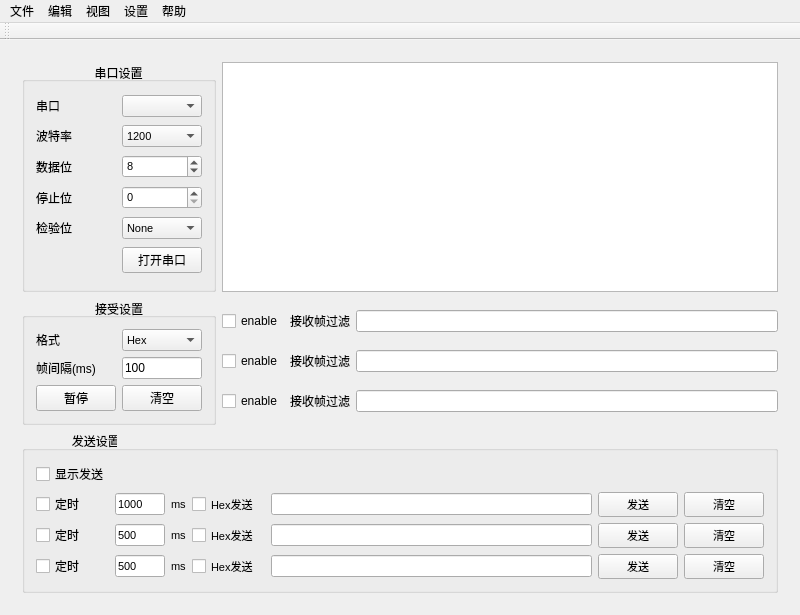
Above: SerialHelper/mainwindow.ui from JonahKing/SerialHelper-QT before the change. Below: the same form after it.
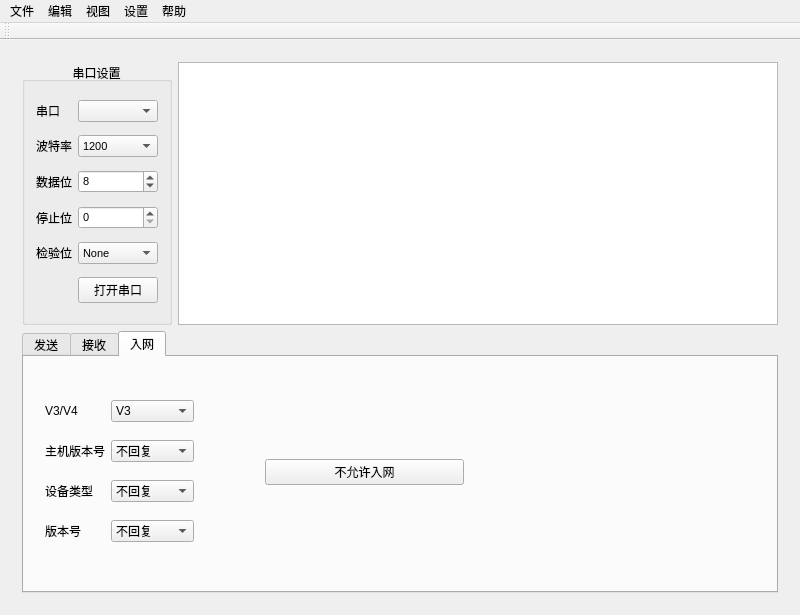
That is the form after the change. Icons and pictures are not drawn.

Commit message: 使用tab widget 进行显示发送接受设置,可以实现入网自动回复功能

What changed in the file:
```diff
--- a/SerialHelper/mainwindow.ui
+++ b/SerialHelper/mainwindow.ui
@@ -41,10 +41,29 @@
       <property name="focusPolicy">
        <enum>Qt::StrongFocus</enum>
       </property>
-      <layout class="QGridLayout" name="gridLayout_4" columnstretch="1,4" columnminimumwidth="1,4">
+      <layout class="QGridLayout" name="gridLayout_4" columnstretch="0,0">
        <property name="sizeConstraint">
         <enum>QLayout::SetDefaultConstraint</enum>
        </property>
+       <item row="0" column="1">
+        <widget class="QTextBrowser" name="ReceiveDataBrowser">
+         <property name="enabled">
+          <bool>true</bool>
+         </property>
+         <property name="font">
+          <font>
+           <pointsize>8</pointsize>
+          </font>
+         </property>
+         <property name="html">
+          <string>&lt;!DOCTYPE HTML PUBLIC &quot;-//W3C//DTD HTML 4.0//EN&quot; &quot;http://www.w3.org/TR/REC-html40/strict.dtd&quot;&gt;
+&lt;html&gt;&lt;head&gt;&lt;meta name=&quot;qrichtext&quot; content=&quot;1&quot; /&gt;&lt;style type=&quot;text/css&quot;&gt;
+p, li { white-space: pre-wrap; }
+&lt;/style&gt;&lt;/head&gt;&lt;body style=&quot; font-family:'Ubuntu'; font-size:8pt; font-weight:400; font-style:normal;&quot;&gt;
+&lt;p style=&quot;-qt-paragraph-type:empty; margin-top:0px; margin-bottom:0px; margin-left:0px; margin-right:0px; -qt-block-indent:0; text-indent:0px; font-family:'Sans Serif'; font-size:9pt;&quot;&gt;&lt;br /&gt;&lt;/p&gt;&lt;/body&gt;&lt;/html&gt;</string>
+         </property>
+        </widget>
+       </item>
        <item row="0" column="0">
         <widget class="QGroupBox" name="SerialSettingGroup">
          <property name="title">
@@ -262,100 +281,24 @@
          </layout>
         </widget>
        </item>
-       <item row="1" column="0">
-        <widget class="QGroupBox" name="ReceiveSettingGroup_2">
-         <property name="title">
-          <string>接受设置</string>
+       <item row="1" column="0" colspan="2">
+        <widget class="QTabWidget" name="tabWidget">
+         <property name="currentIndex">
+          <number>2</number>
          </property>
-         <property name="alignment">
-          <set>Qt::AlignCenter</set>
-         </property>
-         <layout class="QGridLayout" name="gridLayout_3">
-          <item row="1" column="2">
-           <widget class="QLineEdit" name="FrameDuration">
-            <property name="layoutDirection">
-             <enum>Qt::RightToLeft</enum>
-            </property>
-            <property name="text">
-             <string>100</string>
-            </property>
-           </widget>
-          </item>
-          <item row="1" column="1">
-           <widget class="QLabel" name="FrameDurationLable">
-            <property name="font">
-             <font>
-              <pointsize>9</pointsize>
-             </font>
-            </property>
-            <property name="text">
-             <string>帧间隔(ms)</string>
-            </property>
-           </widget>
-          </item>
-          <item row="2" column="2">
-           <widget class="QPushButton" name="ReceiveDataClearButton">
-            <property name="enabled">
-             <bool>true</bool>
-            </property>
-            <property name="font">
-             <font>
-              <pointsize>9</pointsize>
-             </font>
-            </property>
-            <property name="text">
-             <string>清空</string>
-            </property>
-           </widget>
-          </item>
-          <item row="0" column="2">
-           <widget class="QComboBox" name="ReceiveFormat">
-            <property name="font">
-             <font>
-              <pointsize>8</pointsize>
-             </font>
-            </property>
-            <item>
-             <property name="text">
-              <string>Hex</string>
-             </property>
-            </item>
-            <item>
-             <property name="text">
-              <string>ASCII</string>
-             </property>
-            </item>
-           </widget>
-          </item>
-          <item row="0" column="1">
-           <widget class="QLabel" name="ReceiveFormatLable">
-            <property name="font">
-             <font>
-              <pointsize>9</pointsize>
-             </font>
-            </property>
-            <property name="text">
-             <string>格式</string>
-            </property>
-           </widget>
-          </item>
-          <item row="2" column="1">
-           <widget class="QPushButton" name="REceiveStopButton">
-            <property name="font">
-             <font>
-              <pointsize>9</pointsize>
-             </font>
-            </property>
-            <property name="text">
-             <string>暂停</string>
-            </property>
-           </widget>
-          </item>
-         </layout>
-        </widget>
-       </item>
-       <item row="2" column="0" colspan="2">
+         <widget class="QWidget" name="tab">
+          <attribute name="title">
+           <string>发送</string>
+          </attribute>
         <widget class="QGroupBox" name="SendSettingGroup">
+           <property name="geometry">
+            <rect>
+             <x>0</x>
+             <y>-20</y>
+             <width>761</width>
+             <height>231</height>
+            </rect>
+           </property>
          <property name="sizePolicy">
           <sizepolicy hsizetype="Minimum" vsizetype="Preferred">
            <horstretch>0</horstretch>
@@ -363,7 +306,7 @@
           </sizepolicy>
          </property>
          <property name="title">
-          <string>               发送设置</string>
+            <string/>
          </property>
          <layout class="QGridLayout" name="gridLayout">
           <item row="2" column="7">
@@ -580,7 +523,7 @@
           <item row="0" column="0">
            <widget class="QCheckBox" name="SendDataDisplay">
             <property name="text">
-             <string>显示发送</string>
+               <string>不显示发送</string>
             </property>
            </widget>
           </item>
@@ -622,9 +565,75 @@
           </item>
          </layout>
         </widget>
-       </item>
-       <item row="0" column="1">
-        <widget class="QTextBrowser" name="ReceiveDataBrowser">
+         </widget>
+         <widget class="QWidget" name="tab_2">
+          <attribute name="title">
+           <string>接收</string>
+          </attribute>
+          <widget class="QGroupBox" name="ReceiveSettingGroup_2">
+           <property name="geometry">
+            <rect>
+             <x>0</x>
+             <y>-40</y>
+             <width>151</width>
+             <height>261</height>
+            </rect>
+           </property>
+           <property name="title">
+            <string/>
+           </property>
+           <property name="alignment">
+            <set>Qt::AlignCenter</set>
+           </property>
+           <layout class="QGridLayout" name="gridLayout_3">
+            <property name="topMargin">
+             <number>30</number>
+            </property>
+            <property name="bottomMargin">
+             <number>9</number>
+            </property>
+            <property name="horizontalSpacing">
+             <number>4</number>
+            </property>
+            <property name="verticalSpacing">
+             <number>10</number>
+            </property>
+            <item row="2" column="1">
+             <widget class="QPushButton" name="REceiveStopButton">
+              <property name="font">
+               <font>
+                <pointsize>9</pointsize>
+               </font>
+              </property>
+              <property name="text">
+               <string>暂停</string>
+              </property>
+             </widget>
+            </item>
+            <item row="1" column="1">
+             <widget class="QLabel" name="FrameDurationLable">
+              <property name="font">
+               <font>
+                <pointsize>9</pointsize>
+               </font>
+              </property>
+              <property name="text">
+               <string>帧间隔(ms)</string>
+              </property>
+             </widget>
+            </item>
+            <item row="1" column="2">
+             <widget class="QLineEdit" name="FrameDuration">
+              <property name="layoutDirection">
+               <enum>Qt::RightToLeft</enum>
+              </property>
+              <property name="text">
+               <string>100</string>
+              </property>
+             </widget>
+            </item>
+            <item row="2" column="2">
+             <widget class="QPushButton" name="ReceiveDataClearButton">
          <property name="enabled">
           <bool>true</bool>
          </property>
@@ -633,16 +642,41 @@
            <pointsize>8</pointsize>
           </font>
          </property>
-         <property name="html">
-          <string>&lt;!DOCTYPE HTML PUBLIC &quot;-//W3C//DTD HTML 4.0//EN&quot; &quot;http://www.w3.org/TR/REC-html40/strict.dtd&quot;&gt;
-&lt;html&gt;&lt;head&gt;&lt;meta name=&quot;qrichtext&quot; content=&quot;1&quot; /&gt;&lt;style type=&quot;text/css&quot;&gt;
-p, li { white-space: pre-wrap; }
-&lt;/style&gt;&lt;/head&gt;&lt;body style=&quot; font-family:'Ubuntu'; font-size:8pt; font-weight:400; font-style:normal;&quot;&gt;
-&lt;p style=&quot;-qt-paragraph-type:empty; margin-top:0px; margin-bottom:0px; margin-left:0px; margin-right:0px; -qt-block-indent:0; text-indent:0px; font-family:'Sans Serif'; font-size:9pt;&quot;&gt;&lt;br /&gt;&lt;/p&gt;&lt;/body&gt;&lt;/html&gt;</string>
-         </property>
-        </widget>
-       </item>
-       <item row="1" column="1">
+              <item>
+               <property name="text">
+                <string>Hex</string>
+               </property>
+              </item>
+              <item>
+               <property name="text">
+                <string>ASCII</string>
+               </property>
+              </item>
+             </widget>
+            </item>
+            <item row="0" column="1">
+             <widget class="QLabel" name="ReceiveFormatLable">
+              <property name="font">
+               <font>
+                <pointsize>9</pointsize>
+               </font>
+              </property>
+              <property name="text">
+               <string>格式</string>
+              </property>
+             </widget>
+            </item>
+           </layout>
+          </widget>
+          <widget class="QWidget" name="layoutWidget">
+           <property name="geometry">
+            <rect>
+             <x>162</x>
+             <y>8</y>
+             <width>591</width>
+             <height>211</height>
+            </rect>
+           </property>
         <layout class="QGridLayout" name="gridLayout_5">
          <item row="0" column="3">
           <widget class="QLineEdit" name="FrameFilterEdit1"/>
@@ -695,7 +729,147 @@
            </property>
           </widget>
          </item>
-        </layout>
+            <item row="1" column="2">
+             <widget class="QLabel" name="FrameFilterLable2">
+              <property name="text">
+               <string>接收帧过滤</string>
+              </property>
+             </widget>
+            </item>
+           </layout>
+          </widget>
+         </widget>
+         <widget class="QWidget" name="tab_3">
+          <attribute name="title">
+           <string>入网</string>
+          </attribute>
+          <widget class="QWidget" name="gridLayoutWidget">
+           <property name="geometry">
+            <rect>
+             <x>10</x>
+             <y>20</y>
+             <width>171</width>
+             <height>191</height>
+            </rect>
+           </property>
+           <layout class="QGridLayout" name="gridLayout_6">
+            <item row="3" column="1">
+             <widget class="QComboBox" name="HostVersionReply">
+              <item>
+               <property name="text">
+                <string>不回复</string>
+               </property>
+              </item>
+              <item>
+               <property name="text">
+                <string>旧版本</string>
+               </property>
+              </item>
+              <item>
+               <property name="text">
+                <string>3.2.4</string>
+               </property>
+              </item>
+             </widget>
+            </item>
+            <item row="3" column="0">
+             <widget class="QLabel" name="label_4">
+              <property name="text">
+               <string>主机版本号</string>
+              </property>
+             </widget>
+            </item>
+            <item row="1" column="0">
+             <widget class="QLabel" name="label_3">
+              <property name="text">
+               <string>V3/V4</string>
+              </property>
+             </widget>
+            </item>
+            <item row="5" column="0">
+             <widget class="QLabel" name="label">
+              <property name="text">
+               <string>版本号 </string>
+              </property>
+             </widget>
+            </item>
+            <item row="5" column="1">
+             <widget class="QComboBox" name="DevicesVersionReply">
+              <item>
+               <property name="text">
+                <string>不回复</string>
+               </property>
+              </item>
+              <item>
+               <property name="text">
+                <string>原样回复</string>
+               </property>
+              </item>
+             </widget>
+            </item>
+            <item row="1" column="1">
+             <widget class="QComboBox" name="comboBox_2">
+              <item>
+               <property name="text">
+                <string>V3</string>
+               </property>
+              </item>
+              <item>
+               <property name="text">
+                <string>V4</string>
+               </property>
+              </item>
+             </widget>
+            </item>
+            <item row="4" column="0">
+             <widget class="QLabel" name="label_2">
+              <property name="text">
+               <string>设备类型</string>
+              </property>
+             </widget>
+            </item>
+            <item row="4" column="1">
+             <widget class="QComboBox" name="DevicesTypeReply">
+              <item>
+               <property name="text">
+                <string>不回复</string>
+               </property>
+              </item>
+              <item>
+               <property name="text">
+                <string>原样回复</string>
+               </property>
+              </item>
+              <item>
+               <property name="text">
+                <string>手动设定回复</string>
+               </property>
+              </item>
+             </widget>
+            </item>
+           </layout>
+          </widget>
+          <widget class="QWidget" name="gridLayoutWidget_2">
+           <property name="geometry">
+            <rect>
+             <x>230</x>
+             <y>20</y>
+             <width>221</width>
+             <height>191</height>
+            </rect>
+           </property>
+           <layout class="QGridLayout" name="gridLayout_8">
+            <item row="0" column="0">
+             <widget class="QPushButton" name="AllowJoinNetButton">
+              <property name="text">
+               <string>不允许入网</string>
+              </property>
+             </widget>
+            </item>
+           </layout>
+          </widget>
+         </widget>
+        </widget>
        </item>
       </layout>
      </widget>
```
Left out of the diff: 25 changed lines with no effect on the pictures. Lines whose indentation alone changed are shown as unchanged. The commit also changes 4 other files.
